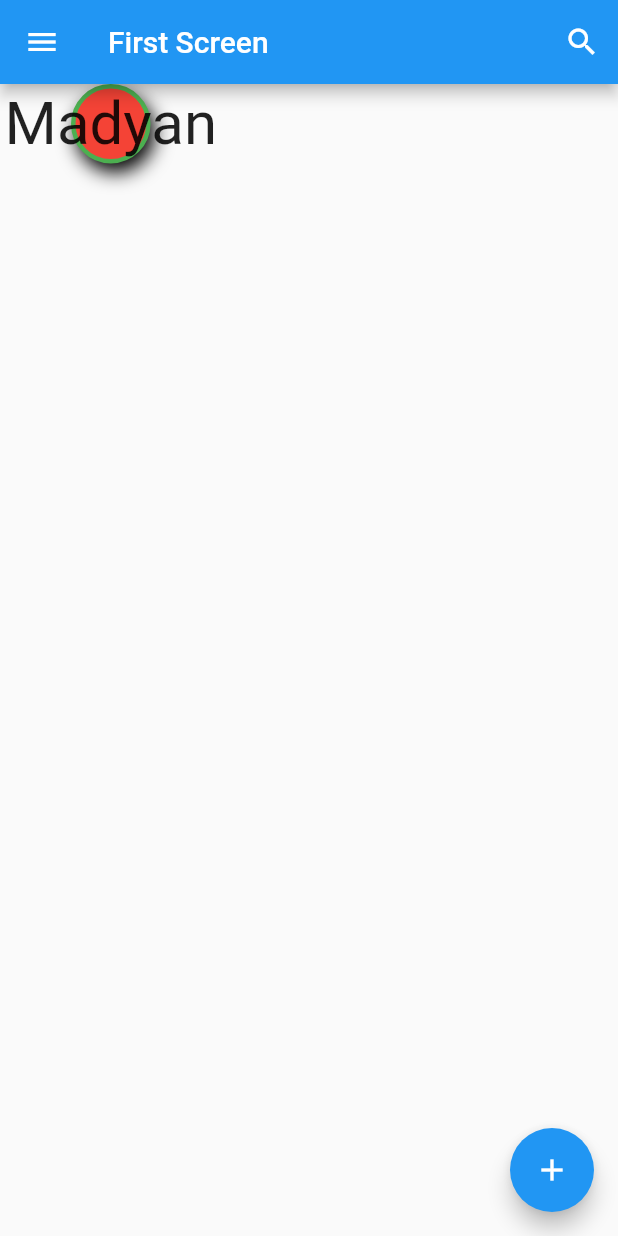
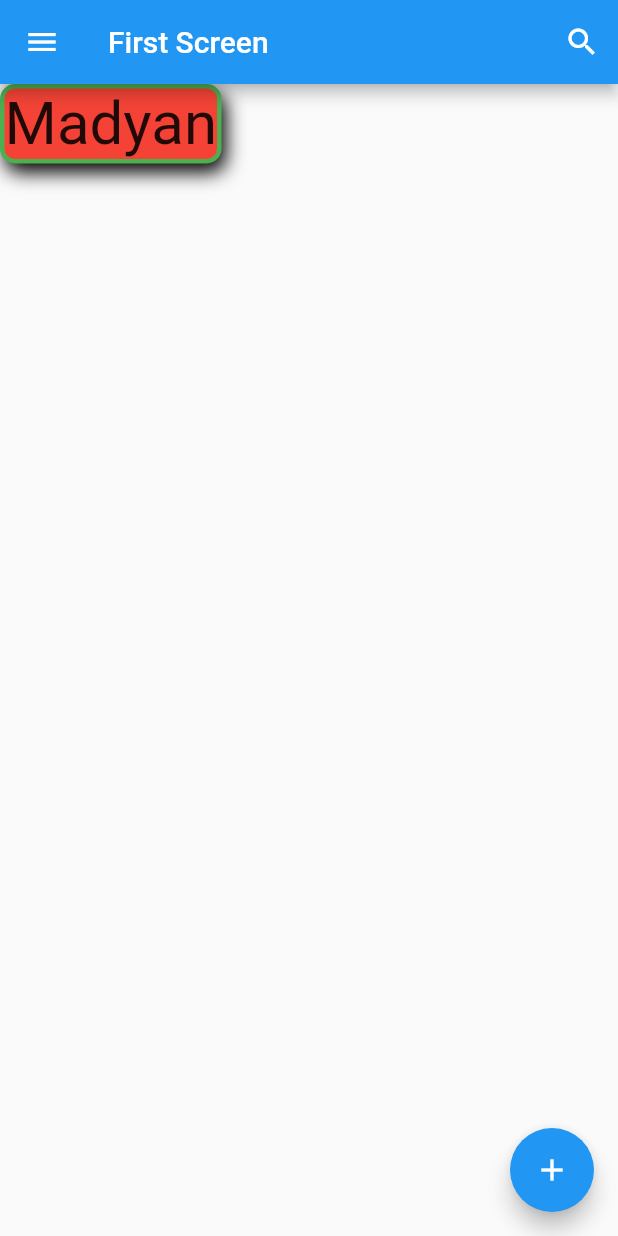
Before and after one commit to madyanes/flutter-intro-widget, a Flutter app: the screen it shows after launch, on a phone screen of 412 x 824 dp. Run offline on Flutter 3.47's test engine with Material 2 defaults, Android fonts, the phone set to English and light mode, and no system bars.

Commit message:
apply border radius to the container

```diff
--- a/lib/main.dart
+++ b/lib/main.dart
@@ -45,8 +45,9 @@ class FirstScreen extends StatelessWidget {
       body: Container(
         decoration: BoxDecoration(
           color: Colors.red,
-          shape: BoxShape.circle,
+          shape: BoxShape.rectangle,
           border: Border.all(color: Colors.green, width: 3),
+          borderRadius: BorderRadius.circular(10),
           boxShadow: const [
             BoxShadow(
               color: Colors.black,
```
